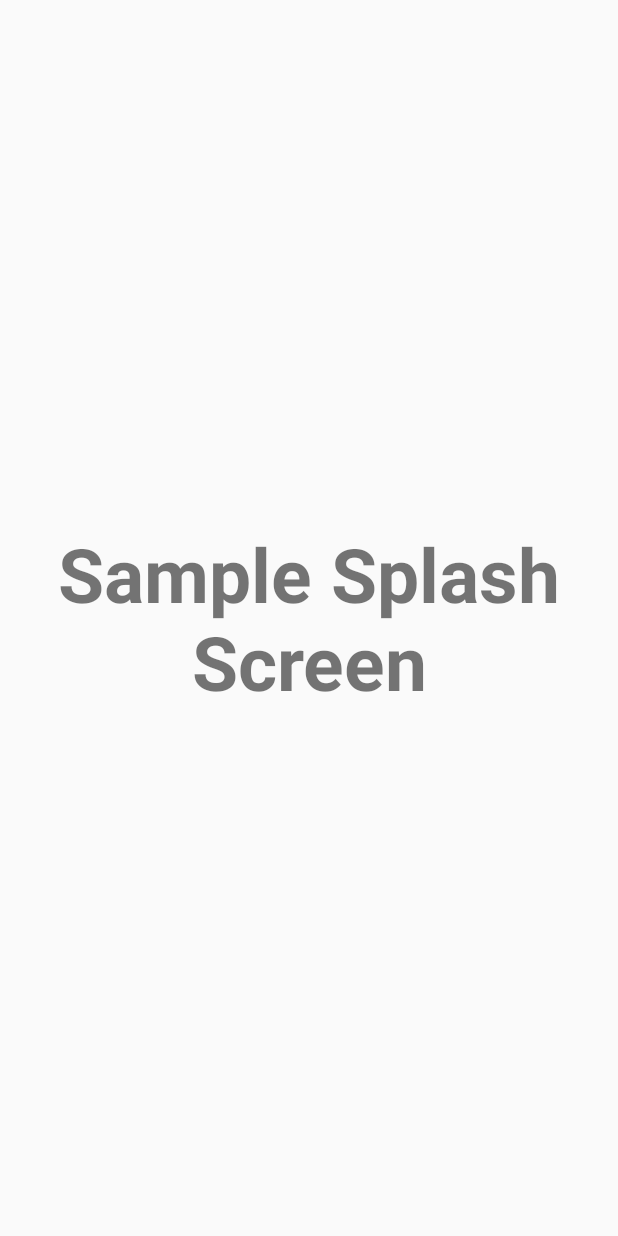
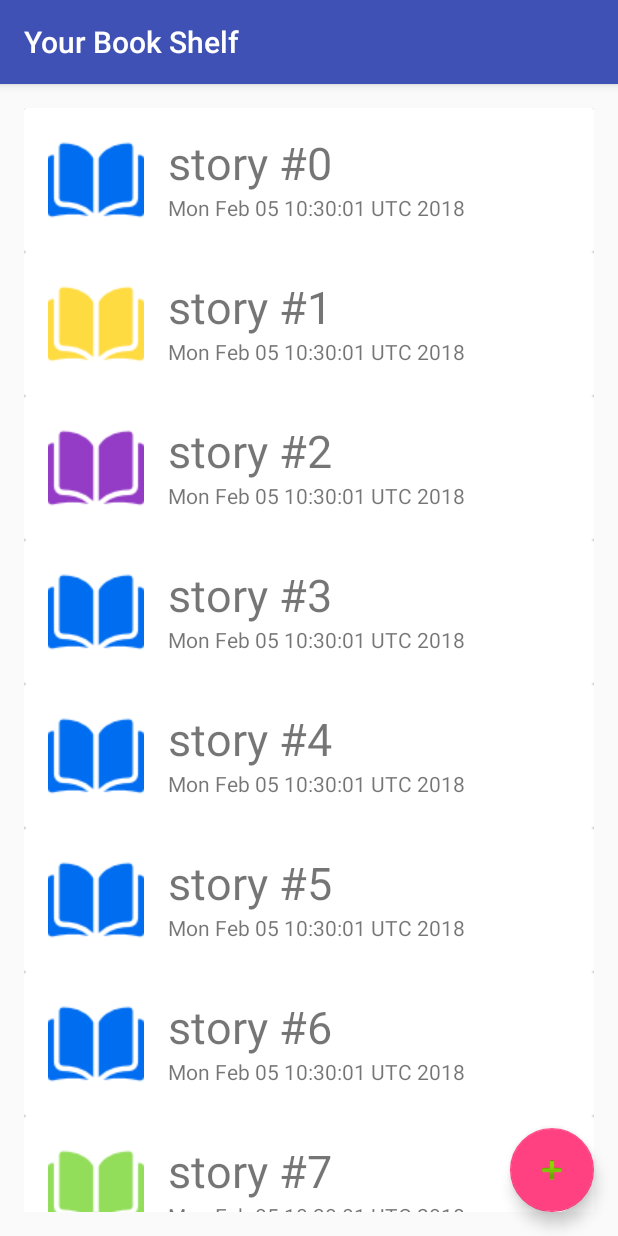
Before and after one commit to AliaaOthman95/Graduation-Project, an Android app: the screen it shows after launch (Splash before the commit, Book_Shelf_Activity after it), on a phone screen of 412 x 824 dp. Run offline under Robolectric (Android 15) with nearby library versions, the phone set to English and light mode, and no system bars.

Commit message:
book sheld added

```diff
--- a/app/build.gradle
+++ b/app/build.gradle
@@ -22,6 +22,8 @@ android {
 dependencies {
     compile fileTree(dir: 'libs', include: ['*.jar'])
     testCompile 'junit:junit:4.12'
+    compile 'com.android.support:cardview-v7:24.0.+'
+    compile 'com.android.support:recyclerview-v7:24.0.+'
     compile 'com.android.support:appcompat-v7:24.2.0'
     compile 'com.android.support:design:24.2.0'
 }
--- /dev/null
+++ b/app/src/main/java/eg/alexu/eng/mobdev/gradprojdemo/controller/adaptors/BookShelfAdaptor.java
@@ -0,0 +1,77 @@
+package eg.alexu.eng.mobdev.gradprojdemo.controller.adaptors;
+
+import android.content.Context;
+import android.content.res.Resources;
+import android.support.v7.widget.CardView;
+import android.support.v7.widget.RecyclerView;
+import android.view.LayoutInflater;
+import android.view.View;
+import android.view.ViewGroup;
+import android.widget.ImageView;
+import android.widget.TextView;
+
+import java.util.List;
+
+import eg.alexu.eng.mobdev.gradprojdemo.R;
+import eg.alexu.eng.mobdev.gradprojdemo.model.Story;
+
+/**
+ * Created by Paula B. Bassily on 05/02/2018.
+ */
+
+    public class BookShelfAdaptor extends RecyclerView.Adapter<BookShelfAdaptor.StroyCardViewHolder>{
+
+        List<Story> storyList ;
+
+        public BookShelfAdaptor(List<Story> stories){
+            this.storyList=stories;
+        }
+
+        @Override
+        public StroyCardViewHolder onCreateViewHolder(ViewGroup parent, int i) {
+            View view = LayoutInflater.from(parent.getContext()).inflate(R.layout.story_crad_view, parent, false);
+            StroyCardViewHolder stroyCardViewHolder = new StroyCardViewHolder(view);
+            return stroyCardViewHolder;
+        }
+
+        @Override
+        public void onBindViewHolder(StroyCardViewHolder holder, int index) {
+
+            holder.storyName.setText(storyList.get(index).getStroyName());
+
+            holder.storyDate.setText(storyList.get(index).getCreationDate()+"");
+
+            Context context = holder.storyCover.getContext();
+            String coverName = storyList.get(index).getCover();
+            int coverImageId = context.getResources().getIdentifier(coverName,
+                    "drawable", context.getPackageName());
+            holder.storyCover.setImageResource(coverImageId);
+
+
+        }
+
+        @Override
+        public int getItemCount() {
+            return storyList.size();
+        }
+
+        @Override
+        public void onAttachedToRecyclerView(RecyclerView recyclerView) {
+            super.onAttachedToRecyclerView(recyclerView);
+        }
+
+        public static class StroyCardViewHolder extends RecyclerView.ViewHolder {
+            CardView cv;
+            TextView storyName;
+            TextView storyDate;
+            ImageView storyCover;
+
+            StroyCardViewHolder(View itemView) {
+                super(itemView);
+                cv = (CardView)itemView.findViewById(R.id.cv);
+                storyName = (TextView)itemView.findViewById(R.id.story_name);
+                storyDate = (TextView)itemView.findViewById(R.id.story_date);
+                storyCover = (ImageView)itemView.findViewById(R.id.story_cover);
+            }
+        }
+}
--- /dev/null
+++ b/app/src/main/java/eg/alexu/eng/mobdev/gradprojdemo/controller/factories/StoryFactory.java
@@ -0,0 +1,32 @@
+package eg.alexu.eng.mobdev.gradprojdemo.controller.factories;
+
+import android.util.Log;
+
+import java.util.ArrayList;
+import java.util.Date;
+import java.util.List;
+import java.util.Random;
+
+import eg.alexu.eng.mobdev.gradprojdemo.model.Story;
+
+/**
+ * Created by Paula B. Bassily on 05/02/2018.
+ */
+public class StoryFactory {
+
+    public static List<Story> createRandomStories() {
+
+        List<Story> stories = new ArrayList<Story>();
+        Story story ;
+        Random random = new Random();
+        for(int i=0;i<10;i++){
+            String coverImagePath = "sample_cover_"+random.nextInt(6) ;
+            story = new Story("story #"+i,new Date(),coverImagePath);
+            Log.d("images",coverImagePath);
+            stories.add(story);
+        }
+
+        return stories;
+
+    }
+}
--- a/app/src/main/java/eg/alexu/eng/mobdev/gradprojdemo/model/Story.java
+++ b/app/src/main/java/eg/alexu/eng/mobdev/gradprojdemo/model/Story.java
@@ -12,9 +12,60 @@ import java.util.List;
 public class Story {
 
     private String stroyName;
-    private Image cover ;
+    private String cover ;
     private Color coverColor;
     private Date creationDate ;
     private List<Scene> scenes;
 
+    public Story(String stroyName, Date creationDate) {
+        this.stroyName = stroyName;
+        this.creationDate = creationDate;
+    }
+
+    public Story(String stroyName, Date creationDate, String cover) {
+        this.stroyName = stroyName;
+        this.creationDate = creationDate;
+        this.cover = cover;
+    }
+
+    public String getStroyName() {
+        return stroyName;
+    }
+
+    public void setStroyName(String stroyName) {
+        this.stroyName = stroyName;
+    }
+
+    public String getCover() {
+        return cover;
+    }
+
+    public void setCover(String cover) {
+        this.cover = cover;
+    }
+
+    public Color getCoverColor() {
+        return coverColor;
+    }
+
+    public void setCoverColor(Color coverColor) {
+        this.coverColor = coverColor;
+    }
+
+    public Date getCreationDate() {
+        return creationDate;
+    }
+
+    public void setCreationDate(Date creationDate) {
+        this.creationDate = creationDate;
+    }
+
+    public List<Scene> getScenes() {
+        return scenes;
+    }
+
+    public void setScenes(List<Scene> scenes) {
+        this.scenes = scenes;
+    }
+
 }
--- /dev/null
+++ b/app/src/main/java/eg/alexu/eng/mobdev/gradprojdemo/view/Book_Shelf_Activity.java
@@ -0,0 +1,67 @@
+package eg.alexu.eng.mobdev.gradprojdemo.view;
+
+import android.os.Bundle;
+import android.support.design.widget.FloatingActionButton;
+import android.support.design.widget.Snackbar;
+import android.support.v7.app.AppCompatActivity;
+import android.support.v7.widget.LinearLayoutManager;
+import android.support.v7.widget.RecyclerView;
+import android.support.v7.widget.Toolbar;
+import android.util.Log;
+import android.view.View;
+
+import java.util.ArrayList;
+import java.util.Date;
+import java.util.List;
+import java.util.Random;
+
+import eg.alexu.eng.mobdev.gradprojdemo.R;
+import eg.alexu.eng.mobdev.gradprojdemo.controller.adaptors.BookShelfAdaptor;
+import eg.alexu.eng.mobdev.gradprojdemo.controller.factories.StoryFactory;
+import eg.alexu.eng.mobdev.gradprojdemo.model.Story;
+
+public class Book_Shelf_Activity extends AppCompatActivity {
+
+    private RecyclerView bookShelfRV ;
+
+    @Override
+    protected void onCreate(Bundle savedInstanceState) {
+        super.onCreate(savedInstanceState);
+        setContentView(R.layout.activity_book__shelf_);
+        Toolbar toolbar = (Toolbar) findViewById(R.id.toolbar);
+        setSupportActionBar(toolbar);
+
+        setupBookShelf();
+
+        setBookShelfContent(StoryFactory.createRandomStories());
+
+        FloatingActionButton fab = (FloatingActionButton) findViewById(R.id.fab);
+        fab.setOnClickListener(new View.OnClickListener() {
+            @Override
+            public void onClick(View view) {
+                Snackbar.make(view, "lesa shwaya", Snackbar.LENGTH_LONG)
+                        .setAction("Action", null).show();
+            }
+        });
+    }
+
+    private void setBookShelfContent(List<Story> stories) {
+
+        BookShelfAdaptor adapter = new BookShelfAdaptor(stories);
+
+        bookShelfRV.setAdapter(adapter);
+    }
+
+    private void setupBookShelf() {
+
+        bookShelfRV = (RecyclerView)findViewById(R.id.book_shelf_rv);
+        bookShelfRV.setHasFixedSize(true);
+
+        LinearLayoutManager llm = new LinearLayoutManager(this);
+        bookShelfRV.setLayoutManager(llm);
+
+    }
+
+
+
+}
--- a/app/src/main/java/eg/alexu/eng/mobdev/gradprojdemo/view/Splash.java
+++ b/app/src/main/java/eg/alexu/eng/mobdev/gradprojdemo/view/Splash.java
@@ -28,12 +28,11 @@ public class Splash extends AppCompatActivity {
             @Override
             public void run() {
                 // This method will be executed once the timer is over
-                // Start your app main activity
-//                Intent i = new Intent(Splash.this, MainActivity.class);
-//                startActivity(i);
+                Intent i = new Intent(Splash.this, Book_Shelf_Activity.class);
+                startActivity(i);
 
                 // close this activity
-//                finish();
+                finish();
             }
         }, SPLASH_TIME_OUT);
     }
--- /dev/null
+++ b/app/src/main/res/layout/activity_book__shelf_.xml
@@ -0,0 +1,34 @@
+<?xml version="1.0" encoding="utf-8"?>
+<android.support.design.widget.CoordinatorLayout xmlns:android="http://schemas.android.com/apk/res/android"
+    xmlns:app="http://schemas.android.com/apk/res-auto"
+    xmlns:tools="http://schemas.android.com/tools"
+    android:layout_width="match_parent"
+    android:layout_height="match_parent"
+    android:fitsSystemWindows="true"
+    tools:context="eg.alexu.eng.mobdev.gradprojdemo.view.Book_Shelf_Activity">
+
+    <android.support.design.widget.AppBarLayout
+        android:layout_width="match_parent"
+        android:layout_height="wrap_content"
+        android:theme="@style/AppTheme.AppBarOverlay">
+
+        <android.support.v7.widget.Toolbar
+            android:id="@+id/toolbar"
+            android:layout_width="match_parent"
+            android:layout_height="?attr/actionBarSize"
+            android:background="?attr/colorPrimary"
+            app:popupTheme="@style/AppTheme.PopupOverlay" />
+
+    </android.support.design.widget.AppBarLayout>
+
+    <include layout="@layout/content_book__shelf_" />
+
+    <android.support.design.widget.FloatingActionButton
+        android:id="@+id/fab"
+        android:layout_width="wrap_content"
+        android:layout_height="wrap_content"
+        android:layout_gravity="bottom|end"
+        android:layout_margin="@dimen/fab_margin"
+        android:src="@android:drawable/ic_input_add" />
+
+</android.support.design.widget.CoordinatorLayout>
--- a/app/src/main/res/layout/book_inside_view.xml
+++ /dev/null
@@ -1,6 +0,0 @@
-<?xml version="1.0" encoding="utf-8"?>
-<LinearLayout xmlns:android="http://schemas.android.com/apk/res/android"
-    android:orientation="vertical" android:layout_width="match_parent"
-    android:layout_height="match_parent">
-
-</LinearLayout>
--- /dev/null
+++ b/app/src/main/res/layout/content_book__shelf_.xml
@@ -0,0 +1,21 @@
+<?xml version="1.0" encoding="utf-8"?>
+<RelativeLayout xmlns:android="http://schemas.android.com/apk/res/android"
+    xmlns:app="http://schemas.android.com/apk/res-auto"
+    xmlns:tools="http://schemas.android.com/tools"
+    android:layout_width="match_parent"
+    android:layout_height="match_parent"
+    android:paddingBottom="@dimen/activity_vertical_margin"
+    android:paddingLeft="@dimen/activity_horizontal_margin"
+    android:paddingRight="@dimen/activity_horizontal_margin"
+    android:paddingTop="@dimen/activity_vertical_margin"
+    app:layout_behavior="@string/appbar_scrolling_view_behavior"
+    tools:context="eg.alexu.eng.mobdev.gradprojdemo.view.Book_Shelf_Activity"
+    tools:showIn="@layout/activity_book__shelf_">
+
+    <android.support.v7.widget.RecyclerView
+        android:layout_width="match_parent"
+        android:layout_height="match_parent"
+        android:id="@+id/book_shelf_rv"
+        />
+
+</RelativeLayout>
--- /dev/null
+++ b/app/src/main/res/layout/story_crad_view.xml
@@ -0,0 +1,41 @@
+<?xml version="1.0" encoding="utf-8"?>
+<android.support.v7.widget.CardView android:layout_width="match_parent"
+    android:layout_height="wrap_content"
+    android:id="@+id/cv"
+    xmlns:android="http://schemas.android.com/apk/res/android">
+
+    <RelativeLayout
+        android:layout_width="match_parent"
+        android:layout_height="wrap_content"
+        android:padding="16dp"
+        >
+
+        <ImageView
+            android:layout_width="wrap_content"
+            android:layout_height="wrap_content"
+            android:id="@+id/story_cover"
+            android:layout_alignParentLeft="true"
+            android:layout_alignParentTop="true"
+            android:layout_marginRight="16dp"
+            />
+
+        <TextView
+            android:layout_width="wrap_content"
+            android:layout_height="wrap_content"
+            android:id="@+id/story_name"
+            android:layout_toRightOf="@+id/story_cover"
+            android:layout_alignParentTop="true"
+            android:textSize="30sp"
+            />
+
+        <TextView
+            android:layout_width="wrap_content"
+            android:layout_height="wrap_content"
+            android:id="@+id/story_date"
+            android:layout_toRightOf="@+id/story_cover"
+            android:layout_below="@+id/story_name"
+            />
+
+    </RelativeLayout>
+
+</android.support.v7.widget.CardView>
--- a/app/src/main/res/values/strings.xml
+++ b/app/src/main/res/values/strings.xml
@@ -2,4 +2,5 @@
     <string name="app_name">GradProjDemo</string>
     <string name="title_activity_test">test</string>
     <string name="splash_screen_text">Sample Splash Screen</string>
+    <string name="title_activity_book__shelf_">Your Book Shelf </string>
 </resources>
--- a/app/src/main/res/values/styles.xml
+++ b/app/src/main/res/values/styles.xml
@@ -17,6 +17,6 @@
 
     <style name="AppTheme.PopupOverlay" parent="ThemeOverlay.AppCompat.Light" />
 
-    <style name="SplashTheme" parent="Theme.AppCompat.Light.NoActionBar"> </style>
+    <style name="SplashTheme" parent="Theme.AppCompat.Light.NoActionBar"></style>
 
 </resources>
```
Also changed, not shown: app/src/main/AndroidManifest.xml (+7 -3 lines), app/src/main/res/drawable/sample_cover_0.png (added), app/src/main/res/drawable/sample_cover_1.png (added), app/src/main/res/drawable/sample_cover_2.png (added), app/src/main/res/drawable/sample_cover_3.png (added), app/src/main/res/drawable/sample_cover_4.png (added), app/src/main/res/drawable/sample_cover_5.png (added).
